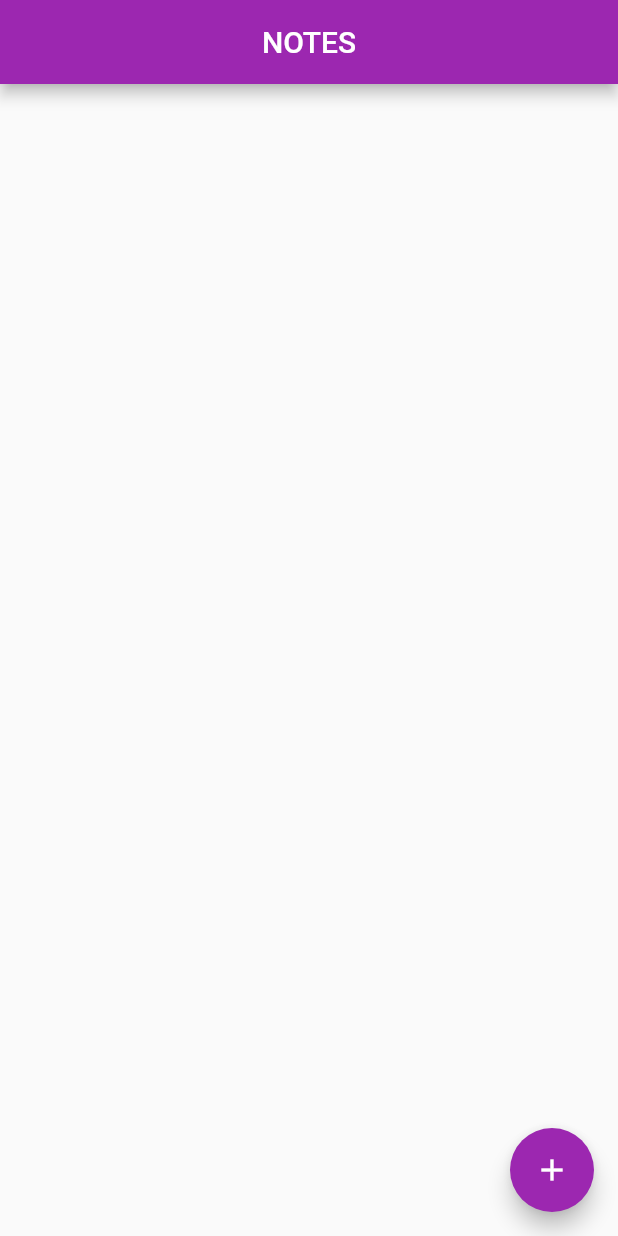
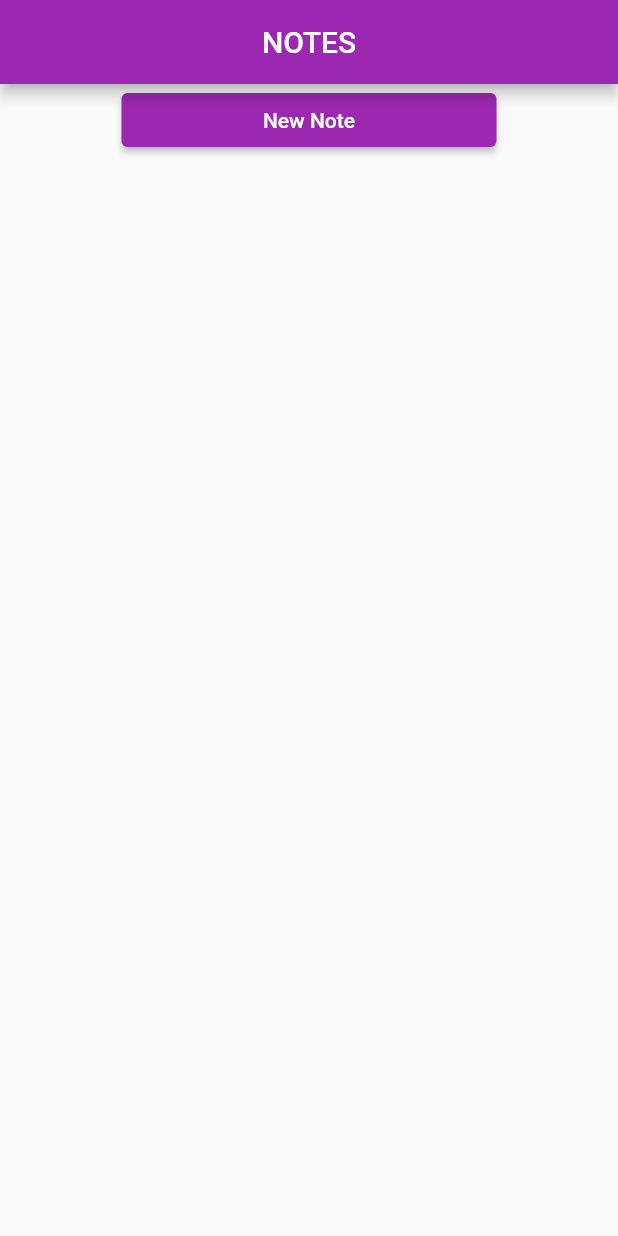
Before and after one commit to Bryant-Anjos/ignite-flutter-01-challenge-02, a Flutter app: the screen it shows after launch, on a phone screen of 412 x 824 dp. Run offline on Flutter 3.47's test engine with Material 2 defaults, Android fonts, the phone set to English and light mode, and no system bars.

Commit message:
Changed the FAB to a flat button

```diff
--- a/lib/home_page.dart
+++ b/lib/home_page.dart
@@ -1,5 +1,6 @@
 import 'package:flutter/material.dart';
 import 'package:notes/widgets/add_note_button.dart';
+import 'package:notes/widgets/large_button.dart';
 import 'package:notes/widgets/notes_list.dart';
 
 class HomePage extends StatefulWidget {
@@ -17,7 +18,23 @@ class _HomePageState extends State<HomePage> {
         title: Text("NOTES"),
         centerTitle: true,
       ),
-      body: SingleChildScrollView(
+      body: Column(
+        children: [
+          LargeButton(
+            text: "New Note",
+            onPressed: () async {
+              var description = await Navigator.pushNamed(
+                context,
+                "/create-note",
+              );
+              if (description != null) {
+                notes.add(description as String);
+                setState(() {});
+              }
+            },
+          ),
+          Expanded(
+            child: SingleChildScrollView(
               child: NotesList(
                 notes: notes,
                 onTap: (i) async {
@@ -38,17 +55,8 @@ class _HomePageState extends State<HomePage> {
                 },
               ),
             ),
-      floatingActionButton: AddNoteButton(
-        onPressed: () async {
-          var description = await Navigator.pushNamed(
-            context,
-            "/create-note",
-          );
-          if (description != null) {
-            notes.add(description as String);
-            setState(() {});
-          }
-        },
+          ),
+        ],
       ),
     );
   }
```
Lines whose indentation alone changed are shown as unchanged.
